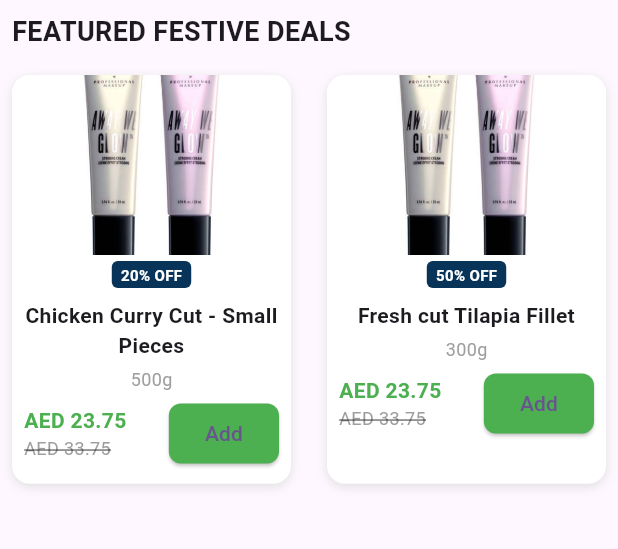
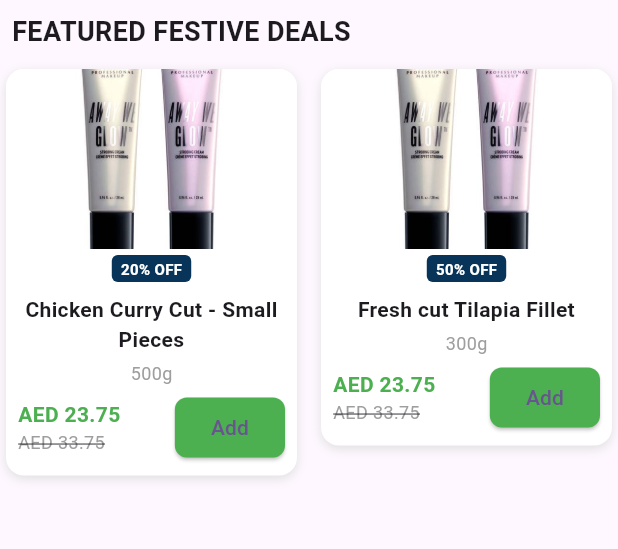
Before and after one commit to Ayishamarva7998/Naja, a Flutter app: the screen it shows after launch, on a phone screen of 412 x 824 dp, the part 84-633 px from its top. Run offline on Flutter 3.47's test engine with Material 3 defaults, Android fonts, the phone set to English and light mode, and no system bars.

Commit message:
festive deals changed

```diff
--- a/lib/home_screen.dart
+++ b/lib/home_screen.dart
@@ -38,18 +38,14 @@ class GroceryScreen extends StatelessWidget {
             ),
           ),
           Expanded(
-            child: GridView.builder(
-              gridDelegate: const SliverGridDelegateWithFixedCrossAxisCount(
-                crossAxisCount: 2,
-                childAspectRatio: 0.7, // Adjusted aspect ratio
-                crossAxisSpacing: 8,
-                mainAxisSpacing: 8,
-              ),
-              itemCount: products.length,
-              itemBuilder: (context, index) {
-                final product = products[index];
+            child: SingleChildScrollView(
+              child: Wrap(
+                spacing: 8.0,
+                runSpacing: 8.0,
+                children: products.map((product) {
                   return Container(
-                  margin: const EdgeInsets.all(8),
+                    width: MediaQuery.of(context).size.width / 2 - 12,
+                    margin: const EdgeInsets.all(4),
                     decoration: BoxDecoration(
                       color: Colors.white,
                       borderRadius: BorderRadius.circular(12),
@@ -64,13 +60,13 @@ class GroceryScreen extends StatelessWidget {
                     child: Column(
                       crossAxisAlignment: CrossAxisAlignment.center,
                       children: [
-                      // ✅ Fixed Image Container with Clipping
+
                         ClipRRect(
                           borderRadius: const BorderRadius.vertical(
                             top: Radius.circular(12),
                           ),
                           child: SizedBox(
-                          height: 120, // Fixed height
+                            height: 120,
                             width: double.infinity,
                             child: Image.asset(
                               product['image'],
@@ -159,7 +155,8 @@ class GroceryScreen extends StatelessWidget {
                       ],
                     ),
                   );
-              },
+                }).toList(),
+              ),
             ),
           ),
         ],
```
Lines whose indentation alone changed are shown as unchanged.
